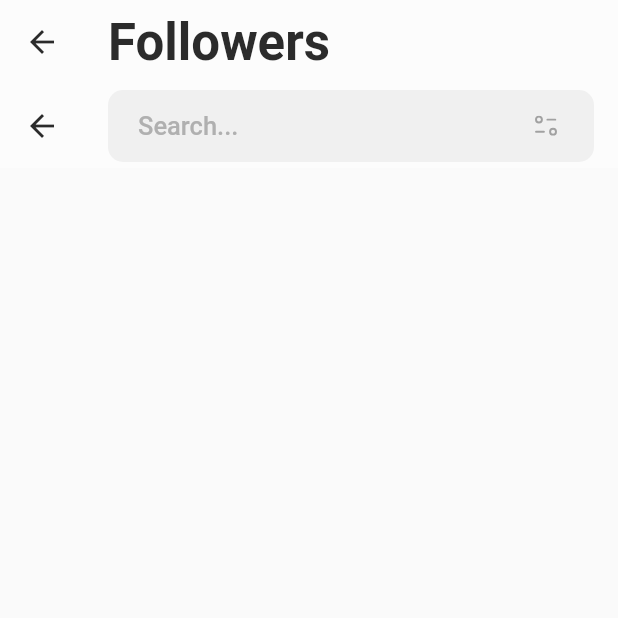
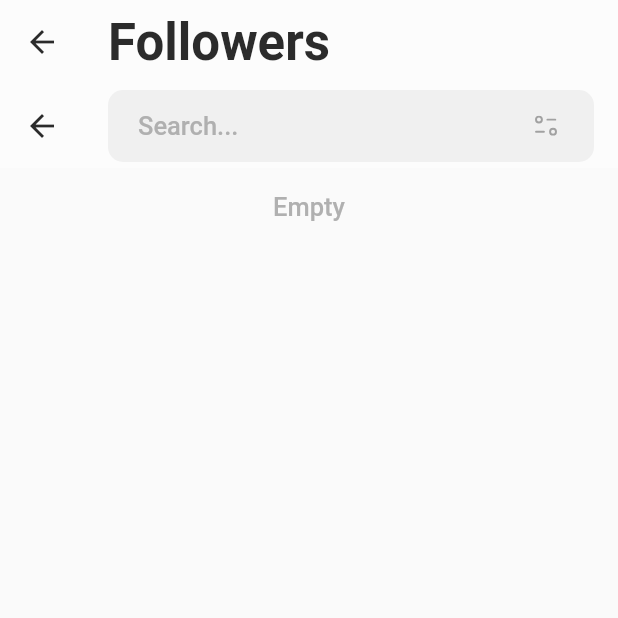
Before and after one commit to VadimKoylov/sputnik, a Flutter app: the FollowersPage screen opened by its route, on a phone screen of 412 x 824 dp, the top half of it. Run offline on Flutter 3.47's test engine with Material 2 defaults, Android fonts, the phone set to English and light mode, and no system bars; our stand-ins replace dio, easy_localization, flutter_mobx, flutter_secure_storage, flutter_svg, get_it and 2 more; accounts and stored records are empty; generated files the repository leaves out were written again; network calls fail; Roboto replaces fonts that are missing (Poppins).

```diff
--- a/assets/lang/en-US.json
+++ b/assets/lang/en-US.json
@@ -30,5 +30,6 @@
   "myFollowing": "My following",
   "myFollowers": "My followers",
   "myBadges": "My badges",
-  "myOrganizations": "My organizations"
+  "myOrganizations": "My organizations",
+  "empty": "Empty"
 }
--- a/assets/lang/ru-RU.json
+++ b/assets/lang/ru-RU.json
@@ -30,5 +30,6 @@
   "myFollowing": "Мои подписки",
   "myFollowers": "Мои подписчики",
   "myBadges": "Мои значки",
-  "myOrganizations": "Мои группы"
+  "myOrganizations": "Мои группы",
+  "empty": "Пусто"
 }
--- a/lib/features/app/components/app_text_field.dart
+++ b/lib/features/app/components/app_text_field.dart
@@ -9,6 +9,7 @@ class AppTextField extends StatelessWidget {
   final Widget? suffixIcon;
   final TextAlignVertical? textAlignVertical;
   final EdgeInsets? contentPadding;
+  final String? initialValue;
 
   const AppTextField({
     required this.onChanged,
@@ -17,12 +18,14 @@ class AppTextField extends StatelessWidget {
     this.suffixIcon,
     this.textAlignVertical,
     this.contentPadding,
+    this.initialValue,
     Key? key,
   }) : super(key: key);
 
   @override
   Widget build(BuildContext context) {
     return TextFormField(
+      initialValue: initialValue,
       onChanged: onChanged,
       style: TextStyle(
         color: AppColors.grey1,
--- a/lib/features/followers/followers_page.dart
+++ b/lib/features/followers/followers_page.dart
@@ -81,7 +81,8 @@ class _FollowersPageState extends State<FollowersPage> {
                           onRefresh: () async {
                             await followersStore.getFollowers();
                           },
-                          child: ListView.separated(
+                          child: followersStore.followers.isNotEmpty
+                              ? ListView.separated(
                                   padding: EdgeInsets.zero,
                                   itemCount: followersStore.followers.length,
                                   itemBuilder: (context, index) {
@@ -94,7 +95,8 @@ class _FollowersPageState extends State<FollowersPage> {
                                           ),
                                         const SizedBox(height: 20),
                                         FollowerCell(
-                                    follower: followersStore.followers[index],
+                                          follower:
+                                              followersStore.followers[index],
                                         ),
                                         const SizedBox(height: 20),
                                       ],
@@ -103,6 +105,19 @@ class _FollowersPageState extends State<FollowersPage> {
                                   separatorBuilder: (context, index) {
                                     return const Divider(thickness: 2);
                                   },
+                                )
+                              : ListView(
+                                  children: [
+                                    Padding(
+                                      padding: const EdgeInsets.all(16.0),
+                                      child: Center(
+                                        child: Text(
+                                          'empty'.tr(),
+                                          style: AppTextStyle.grey6w500size17(),
+                                        ),
+                                      ),
+                                    ),
+                                  ],
                                 ),
                         ),
                       ),
--- a/lib/features/sign_in/sign_in_page.dart
+++ b/lib/features/sign_in/sign_in_page.dart
@@ -123,6 +123,7 @@ class _SignInPageState extends State<SignInPage> {
                                           ),
                                           AppTextField(
                                             onChanged: store.setNickname,
+                                            initialValue: store.nickname,
                                             hint: 'enterNickname',
                                             fontSize: 36,
                                           ),
```
Also changed, not shown: lib/features/app/onboarding/onboarding.dart (+4 -11 lines), lib/features/home/widgets/following.dart (+9 -1 lines), lib/features/home/widgets/repositories.dart (+9 -1 lines), lib/features/profile/profile_page.dart (+11 -7 lines), assets/icons/logo.svg (deleted), assets/icons/onboarding_1.svg, assets/icons/onboarding_2.svg, assets/icons/onboarding_3.svg. Lines whose indentation alone changed are shown as unchanged.
